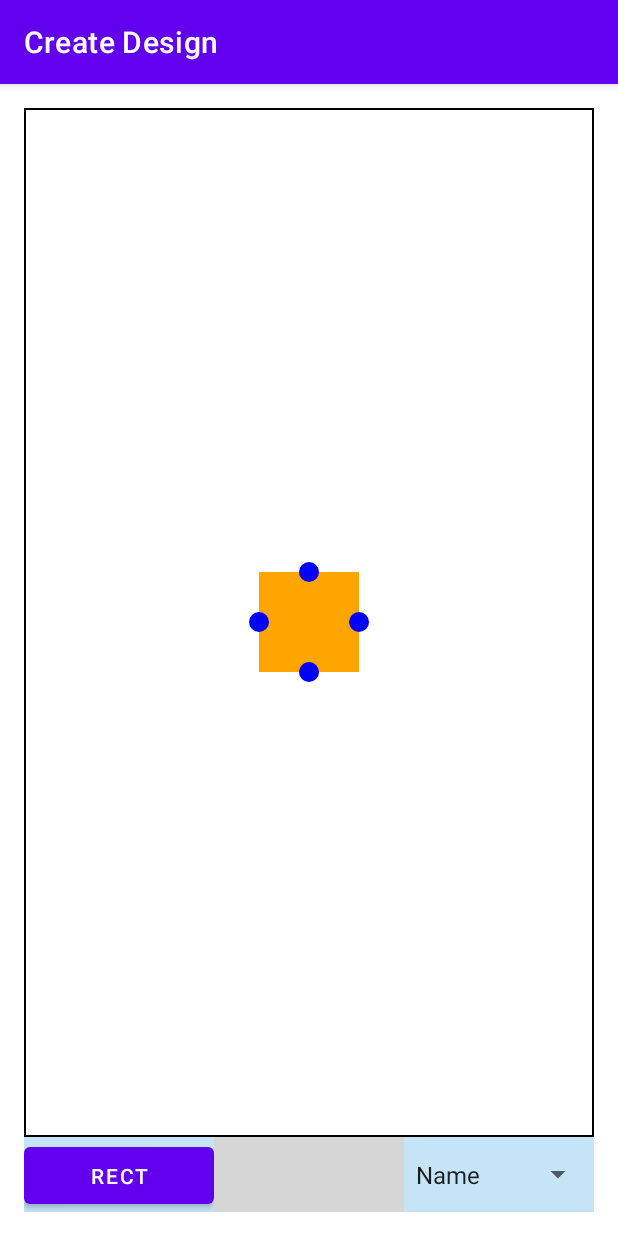
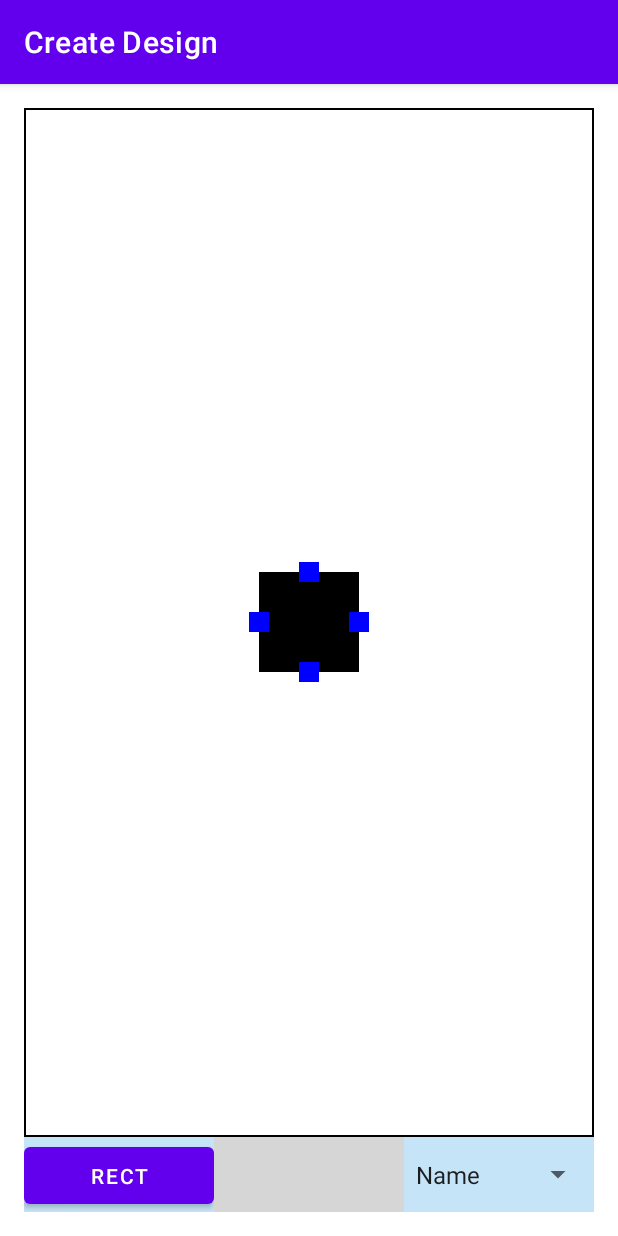
Before and after one commit to dcorby/trading-cards, an Android app: the CreateDesignFragment screen opened through its navigation route, after a tap on "RECT", on a phone screen of 412 x 824 dp. Run offline under Robolectric (Android 15) with nearby library versions, the phone set to English and light mode, and no system bars; libraries missing offline, so code that uses them is left out: com.skydoves.colorpickerview; plain views replace ColorPickerView; 1 statement that could not run was skipped; grey boxes are pictures that could not be loaded.

Commit message:
Working on the create design view

```diff
--- a/app/src/main/java/com/example/tradingcards/CircleView.kt
+++ /dev/null
@@ -1,26 +0,0 @@
-package com.example.tradingcards
-
-import android.content.Context
-import android.graphics.Canvas
-import android.graphics.Color
-import android.graphics.Paint
-import android.view.MotionEvent
-import android.view.View
-
-class CircleView(context: Context?) : View(context) {
-    //var paint: Paint = Paint()
-
-    override fun onDraw(canvas: Canvas) {
-        super.onDraw(canvas)
-        //paint.style = Paint.Style.FILL
-        //paint.color = Color.parseColor("#0000FF")
-        //canvas.drawPaint(paint)
-        val paint = Paint()
-        paint.setColor(Color.parseColor("#0000FF"))
-        canvas.drawCircle(10.toFloat(), 10.toFloat(), 10.toFloat(), paint)
-    }
-
-    override fun onTouchEvent(event: MotionEvent?): Boolean {
-        return super.onTouchEvent(event)
-    }
-}
--- /dev/null
+++ b/app/src/main/java/com/example/tradingcards/RectangleView.kt
@@ -0,0 +1,60 @@
+package com.example.tradingcards
+
+import android.content.Context
+import android.graphics.Color
+import android.util.Log
+import android.view.View
+import android.widget.FrameLayout
+import android.widget.LinearLayout
+import android.widget.RelativeLayout
+import androidx.core.view.marginTop
+
+class RectangleView: RelativeLayout {
+
+    var anchors: Anchors
+    class Anchors(context: Context?) {
+        val left = SquareView(context)
+        val top = SquareView(context)
+        val right = SquareView(context)
+        val bottom = SquareView(context)
+    }
+    SHOULD HAVE THESE REFERENCES, BUT THEY SHOULDN'T BE CHILDREN. TOO MANY RENDERING ISSUES
+    JUST AS IT MOVES +/-/X/Y, USE THE REFERENCE TO THE PARENT (BUT NOT *VIEW PARENT*) AND CHANGE ITS SIZE
+    CAN STILL CONTROL THE ANCHOR VISIBILITY FROM THE ACTIVE VIEW THIS WAY
+
+    val params = LayoutParams(100, 100)
+
+    constructor(context: Context?) : super(context!!) {
+        anchors = Anchors(context)
+        this.setBackgroundColor(resources.getColor(R.color.black))
+        anchors.left.tag = "left"
+        anchors.top.tag = "top"
+        anchors.right.tag = "right"
+        anchors.bottom.tag = "bottom"
+        anchors.left.setBackgroundColor(Color.parseColor("#0000FF"))
+        anchors.top.setBackgroundColor(Color.parseColor("#0000FF"))
+        anchors.right.setBackgroundColor(Color.parseColor("#0000FF"))
+        anchors.bottom.setBackgroundColor(Color.parseColor("#0000FF"))
+        this.addView(anchors.left)
+        this.addView(anchors.top)
+        this.addView(anchors.right)
+        this.addView(anchors.bottom)
+        anchors.left.parent = this
+        anchors.top.parent = this
+        anchors.right.parent = this
+        anchors.bottom.parent = this
+        anchors.left.show()
+        anchors.top.show()
+        anchors.right.show()
+        anchors.bottom.show()
+        this.clipChildren = false
+    }
+
+    fun show(origin: Pair<Int, Int>?) {
+        if (origin != null) {
+            params.setMargins(origin.first, origin.second, origin.first, origin.second)
+        }
+        this.layoutParams = params
+        this.clipChildren = false
+    }
+}
--- /dev/null
+++ b/app/src/main/java/com/example/tradingcards/SquareView.kt
@@ -0,0 +1,107 @@
+package com.example.tradingcards
+
+import android.content.Context
+import android.graphics.Canvas
+import android.graphics.Color
+import android.graphics.Paint
+import android.util.Log
+import android.view.MotionEvent
+import android.view.View
+import android.widget.FrameLayout
+import android.widget.LinearLayout
+import android.widget.RelativeLayout
+
+class SquareView: RelativeLayout {
+
+    lateinit var parent: RectangleView
+
+    constructor(context: Context?) : super(context!!) {
+        this.setOnTouchListener(onTouchListener)
+    }
+
+    override fun onDraw(canvas: Canvas) {
+        super.onDraw(canvas)
+        //val paint = Paint()
+        //paint.setColor(Color.parseColor("#0000FF"))
+        //canvas.drawRect(20.toFloat(), 20.toFloat(), 20.toFloat(), 20.toFloat(), paint)
+    }
+
+    override fun onTouchEvent(event: MotionEvent?): Boolean {
+        return super.onTouchEvent(event)
+    }
+
+    fun show() {
+        val params = LayoutParams(20, 20)
+        var leftMargin = 0
+        var topMargin = 0
+        when(this.tag.toString()) {
+            "left" -> {
+                // Need to use params.height, not height, since not drawn yet
+                leftMargin = -10
+                topMargin = parent.params.height / 2 - 10
+            }
+            "top" -> {
+                leftMargin = parent.params.width / 2 - 10
+                topMargin = -10
+            }
+            "right" -> {
+                leftMargin = parent.params.width - 10
+                topMargin = parent.params.height / 2 - 10
+            }
+            "bottom" -> {
+                leftMargin = parent.params.width / 2 - 10
+                topMargin = parent.params.height - 10
+            }
+        }
+        params.leftMargin = leftMargin
+        params.topMargin = topMargin
+
+        // right and bottomMargin necessary for right and bottom views to not get clipped. Why?
+        params.rightMargin = 20
+        params.bottomMargin = 20
+        this.layoutParams = params
+    }
+
+    val onTouchListener = object : View.OnTouchListener {
+        // https://stackoverflow.com/questions/7892853/how-to-use-correct-dragging-of-a-view-on-android/18806475#18806475
+        var prevX = 0
+        var prevY = 0
+        override fun onTouch(v: View?, event: MotionEvent?): Boolean {
+            Log.v("TEST", "onTouch()")
+            val params = v!!.layoutParams as LayoutParams
+            when (event!!.action) {
+                MotionEvent.ACTION_MOVE -> {
+                    if (v.tag in listOf("top", "bottom")) {
+                        params.topMargin += event.rawY.toInt() - prevY
+                        prevY = event.rawY.toInt()
+                    }
+                    if (v.tag in listOf("left", "right")) {
+                        params.leftMargin += event.rawX.toInt() - prevX
+                        prevX = event.rawX.toInt()
+                    }
+                    v.layoutParams = params
+                    return true
+                }
+                MotionEvent.ACTION_UP -> {
+                    if (v.tag in listOf("top", "bottom")) {
+                        params.topMargin += event.rawY.toInt() - prevY
+                    }
+                    if (v.tag in listOf("left", "right")) {
+                        params.leftMargin += event.rawX.toInt() - prevX
+                        v.layoutParams = params
+                    }
+                    return true
+                }
+                MotionEvent.ACTION_DOWN -> {
+                    prevX = event.rawX.toInt()
+                    prevY = event.rawY.toInt()
+                    params.bottomMargin = -2 * v.height
+                    params.rightMargin = -2 * v.width
+                    v.layoutParams = params
+                    return true
+                }
+            }
+            return false
+        }
+    }
+}
--- a/app/src/main/java/com/example/tradingcards/ui/main/CreateDesignFragment.kt
+++ b/app/src/main/java/com/example/tradingcards/ui/main/CreateDesignFragment.kt
@@ -1,23 +1,15 @@
 package com.example.tradingcards.ui.main
 
-import android.content.Context
-import android.graphics.Color
 import android.os.Bundle
-import android.util.Log
 import android.view.LayoutInflater
-import android.view.MotionEvent
 import android.view.View
 import android.view.ViewGroup
 import android.view.ViewTreeObserver.OnGlobalLayoutListener
 import android.widget.RelativeLayout
-import androidx.core.view.contains
-import androidx.core.view.marginLeft
-import androidx.core.view.marginTop
 import androidx.fragment.app.Fragment
-import com.example.tradingcards.CircleView
+import com.example.tradingcards.RectangleView
 import com.example.tradingcards.databinding.FragmentCreateDesignBinding
 import com.skydoves.colorpickerview.listeners.ColorListener
-import kotlin.properties.Delegates
 
 const val CIRCLE_RADIUS = 10
 
@@ -26,26 +18,8 @@ class CreateDesignFragment : Fragment() {
     private var _binding: FragmentCreateDesignBinding? = null
     private val binding get() = _binding!!
 
-    private lateinit var activeView: RelativeLayout
+    private lateinit var activeView: RectangleView
     private lateinit var origin: Pair<Int, Int>
-
-    private val circleRadius = 10
-    private lateinit var anchors: Anchors
-    class Anchors(context: Context) {
-        val left = CircleView(context)
-        val top = CircleView(context)
-        val right = CircleView(context)
-        val bottom = CircleView(context)
-        val leftParams = RelativeLayout.LayoutParams(CIRCLE_RADIUS * 2, CIRCLE_RADIUS * 2)
-        val topParams = RelativeLayout.LayoutParams(CIRCLE_RADIUS * 2, CIRCLE_RADIUS * 2)
-        val rightParams = RelativeLayout.LayoutParams(CIRCLE_RADIUS * 2, CIRCLE_RADIUS * 2)
-        val bottomParams = RelativeLayout.LayoutParams(CIRCLE_RADIUS * 2, CIRCLE_RADIUS * 2)
-    }
-
-    override fun onAttach(context: Context) {
-        super.onAttach(context)
-        anchors = Anchors(context)
-    }
 
     override fun onCreateView(
         inflater: LayoutInflater, container: ViewGroup?,
@@ -68,14 +42,11 @@ class CreateDesignFragment : Fragment() {
 
         // Create a rectangle on click
         binding.rectangle.setOnClickListener {
-            val rectangleView = RelativeLayout(requireContext())
-            val params = RelativeLayout.LayoutParams(100, 100)
-            params.setMargins(origin.first, origin.second, 0, 0)
-            rectangleView.setBackgroundColor(Color.parseColor(getRandomColor()));
-            rectangleView.layoutParams = params
+            val rectangleView = RectangleView(requireContext())
+            rectangleView.show(origin)
             activeView = rectangleView
             binding.designView.addView(rectangleView)
-            drawAnchors()
+            rectangleView.show(origin)
         }
 
         // Init the color picker
@@ -100,65 +71,4 @@ class CreateDesignFragment : Fragment() {
             }
         })
     }
-
-
-    private fun drawAnchors() {
-
-        val onTouchListener = object : View.OnTouchListener {
-            override fun onTouch(v: View?, event: MotionEvent?): Boolean {
-                val x = event?.x
-                anchors.rightParams.leftMargin = 300
-                anchors.right.layoutParams = anchors.rightParams
-                return true
-            }
-        }
-
-        /* "anything you post to the queue will happen after the layout pass"
-           https://stackoverflow.com/questions/3591784/views-getwidth-and-getheight-returns-0
-         */
-        binding.designView.post {
-            // Check whether the circles have been added
-            val isInit = !binding.designView.contains(anchors.left)
-            if (isInit) {
-                binding.designView.addView(anchors.left)
-                binding.designView.addView(anchors.top)
-                binding.designView.addView(anchors.right)
-                binding.designView.addView(anchors.bottom)
-                anchors.left.setOnTouchListener(onTouchListener)
-                anchors.top.setOnTouchListener(onTouchListener)
-                anchors.right.setOnTouchListener(onTouchListener)
-                anchors.bottom.setOnTouchListener(onTouchListener)
-            }
-
-            // left
-            anchors.leftParams.leftMargin = activeView.marginLeft - CIRCLE_RADIUS
-            anchors.leftParams.topMargin = activeView.marginTop + (activeView.height / 2) - CIRCLE_RADIUS
-            anchors.left.layoutParams = anchors.leftParams
-
-
-            // top
-            anchors.topParams.leftMargin = activeView.marginLeft + (activeView.width / 2) - CIRCLE_RADIUS
-            anchors.topParams.topMargin = activeView.marginTop - CIRCLE_RADIUS
-            anchors.top.layoutParams = anchors.topParams
-
-            // right
-            anchors.rightParams.leftMargin = activeView.marginLeft + activeView.width - CIRCLE_RADIUS
-            anchors.rightParams.topMargin = activeView.marginTop + (activeView.height / 2) - CIRCLE_RADIUS
-            anchors.right.layoutParams = anchors.rightParams
-
-            // bottom
-            anchors.bottomParams.leftMargin = activeView.marginLeft + (activeView.width / 2) - CIRCLE_RADIUS
-            anchors.bottomParams.topMargin = activeView.marginTop + activeView.height - CIRCLE_RADIUS
-            anchors.bottom.layoutParams = anchors.bottomParams
-        }
-    }
-
-    private fun getRandomColor() : String {
-        val colors = listOf<String>("#DFFF00", "#FFBF00", "#FF7F50", "#DE3163", "#9FE2BF", "#40E0D0", "#6495ED", "#CCCCFF", "#FFA500", "#EEE8AA", "#FF00FF", "#6A5ACD", "#90EE90", "#808000")
-        return colors.random()
-    }
-
-    private fun onTouchListener(v: View, event: MotionEvent) {
-
-    }
 }
--- a/app/src/main/res/layout/fragment_create_design.xml
+++ b/app/src/main/res/layout/fragment_create_design.xml
@@ -6,6 +6,7 @@
     android:id="@+id/create_design_fragment"
     android:layout_width="match_parent"
     android:layout_height="match_parent"
+    android:clipChildren="false"
     android:padding="16dp"
     tools:context=".ui.main.CreateDesignFragment">
 
@@ -14,6 +15,7 @@
         android:layout_width="0dp"
         android:layout_height="0dp"
         android:background="@drawable/border_black"
+        android:clipChildren="false"
         app:layout_constraintTop_toTopOf="parent"
         app:layout_constraintBottom_toTopOf="@id/controls_view"
         app:layout_constraintEnd_toEndOf="parent"
```
